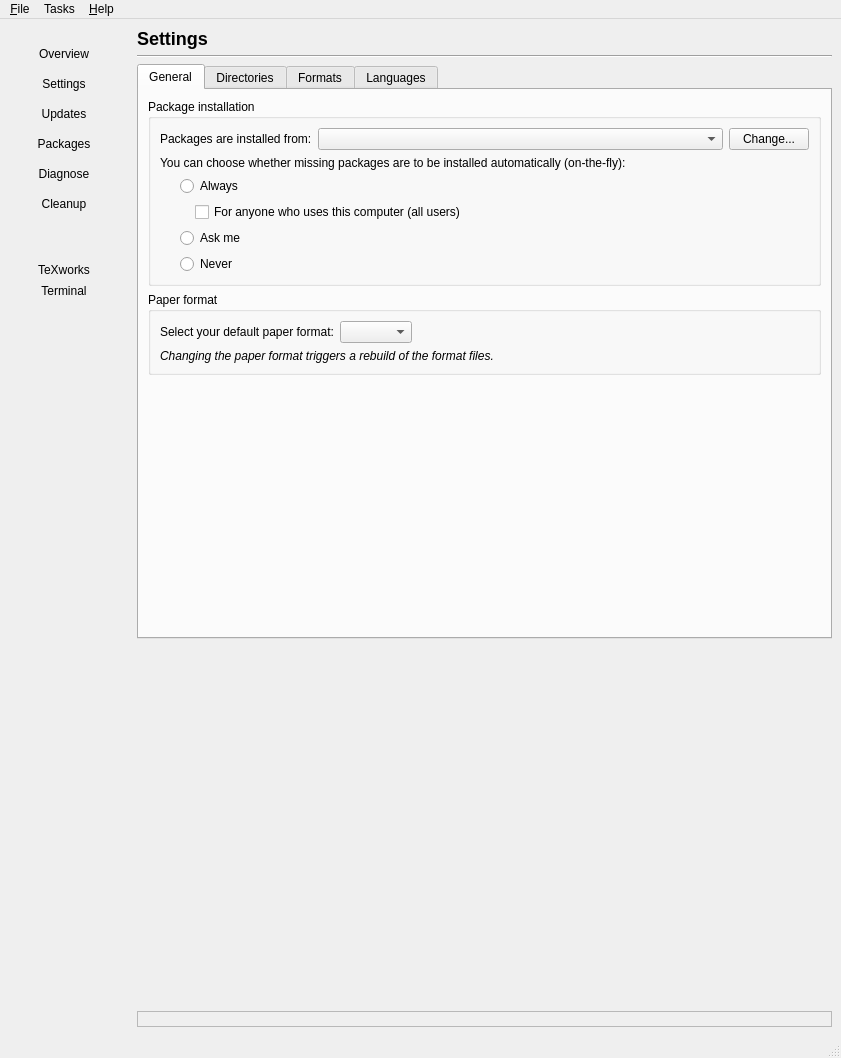
Qt form Programs/MiKTeX/Console/Qt/mainwindow.ui (MiKTeX/miktex) before a commit.
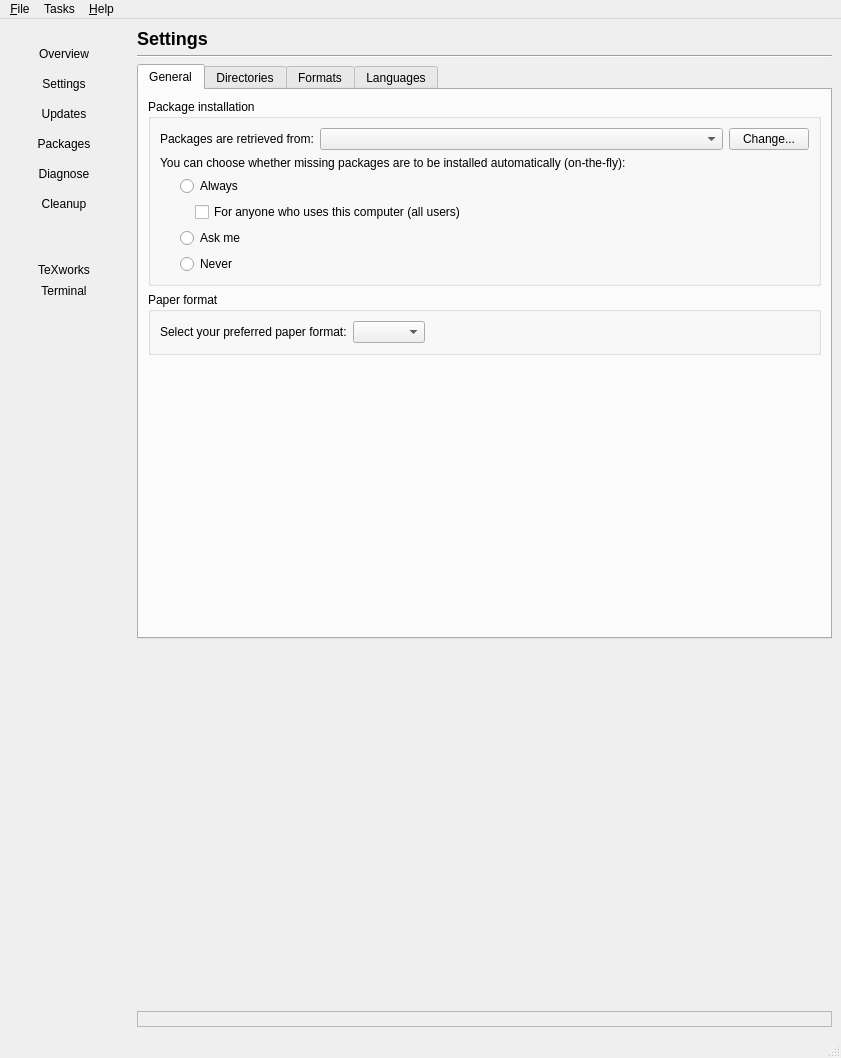
The same form after that commit. The open tabs and pages were chosen to show the change. Icons and pictures are not drawn.

```diff
--- a/Programs/MiKTeX/Console/Qt/mainwindow.ui
+++ b/Programs/MiKTeX/Console/Qt/mainwindow.ui
@@ -954,7 +954,7 @@
                     <item>
                      <widget class="QLabel" name="label_13">
                       <property name="text">
-                       <string>Packages are installed from:</string>
+                       <string>Packages are retrieved from:</string>
                       </property>
                      </widget>
                     </item>
@@ -1080,7 +1080,7 @@
                     <item>
                      <widget class="QLabel" name="label_10">
                       <property name="text">
-                       <string>Select your default paper format:</string>
+                       <string>Select your preferred paper format:</string>
                       </property>
                      </widget>
                     </item>
@@ -1102,21 +1102,6 @@
                     </item>
                    </layout>
                   </item>
-                  <item>
-                   <widget class="QLabel" name="label_12">
-                    <property name="font">
-                     <font>
-                      <italic>true</italic>
-                     </font>
-                    </property>
-                    <property name="text">
-                     <string>Changing the paper format triggers a rebuild of the format files.</string>
-                    </property>
-                    <property name="wordWrap">
-                     <bool>true</bool>
-                    </property>
-                   </widget>
-                  </item>
                  </layout>
                 </widget>
                </item>
```
Left out of the diff: 20 changed lines with no effect on the pictures.
